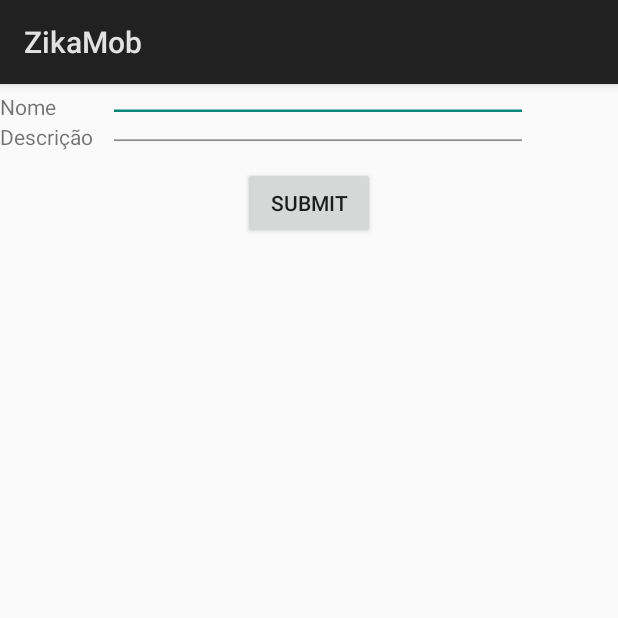
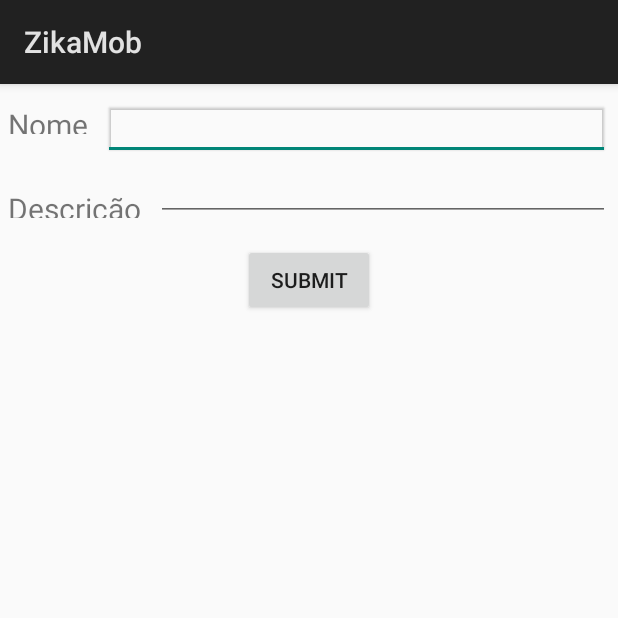
Before and after one commit to miltongneto/ZikaMob-Piloto, an Android app: the screen it shows after launch (CommunitationDBActivity), after a tap on "COMUNICAÇÃO BD", on a phone screen of 412 x 824 dp, the top half of it. Run offline under Robolectric (Android 15) with nearby library versions, the phone set to English and light mode, and no system bars; libraries missing offline, so code that uses them is left out: org.json.simple.

Commit message:
Funcionalidade de insercao de registro no bd (comunicao com servidor)

```diff
--- a/app/src/main/java/com/zika/lika/zikamob/CommunitationDBActivity.java
+++ b/app/src/main/java/com/zika/lika/zikamob/CommunitationDBActivity.java
@@ -3,6 +3,7 @@ package com.zika.lika.zikamob;
 import org.apache.http.HttpResponse;
 import org.apache.http.client.ClientProtocolException;
 import org.apache.http.client.methods.HttpGet;
+import org.apache.http.client.methods.HttpPost;
 import org.apache.http.impl.client.DefaultHttpClient;
 import org.json.JSONException;
 import org.json.JSONObject;
@@ -35,9 +36,11 @@ public class CommunitationDBActivity extends Activity {
     private EditText edt_description;
     private Button btn_submit;
 
+    private String name;
+    private String description;
 
-    private static String url_insert_test = "http://localhost/DB_Server/inserir_teste.php";
-    private static String url_select_test = "http://192.168.1.23/DB_Server/selecionar_teste.php?id=1";
+    private static String url_inserir_test = "http://192.168.25.10/DB_Server/inserir_teste.php?nome={name}&descricao={description}";
+    private static String url_select_test = "http://192.168.25.10/DB_Server/selecionar_teste.php?id=1";
     // JSON Node names
     private static final String TAG_SUCCESS = "success";
 
@@ -53,6 +56,8 @@ public class CommunitationDBActivity extends Activity {
         btn_submit.setOnClickListener(new View.OnClickListener() {
             @Override
             public void onClick(View view) {
+                name = edt_name.getText().toString();
+                description = edt_description.getText().toString();
                 new InsertTestTask().execute();
             }
         });
@@ -71,8 +76,10 @@ public class CommunitationDBActivity extends Activity {
             try {
 
                 HttpClient client = new DefaultHttpClient();
-                HttpGet request = new HttpGet();
-                request.setURI(new URI(url_select_test));
+                HttpPost request = new HttpPost();
+                //HttpGet request = new HttpGet();
+
+                request.setURI(new URI(url_inserir_test.replace("{name}", name).replace("{description}", description)));
                 HttpResponse response = client.execute(request);
 
                 BufferedReader in = new BufferedReader(new
@@ -82,8 +89,10 @@ public class CommunitationDBActivity extends Activity {
                 String line="";
 
                 while ((line = in.readLine()) != null) {
-                    sb.append(line);
-                    break;
+                    if (line.contains("success")) {
+                        sb.append(line);
+                     }
+                    //break;
                 }
 
                 in.close();
--- a/app/src/main/res/layout/activity_communitation_db.xml
+++ b/app/src/main/res/layout/activity_communitation_db.xml
@@ -8,52 +8,45 @@
     android:orientation="vertical">
 
     <LinearLayout
-        android:layout_width="wrap_content"
+        android:layout_width="match_parent"
         android:layout_height="wrap_content"
-        android:orientation="horizontal">
-
-        <LinearLayout
-            android:layout_width="wrap_content"
-            android:layout_height="wrap_content"
-            android:orientation="vertical"
-            android:layout_marginTop="5dp">
+        android:orientation="horizontal"
+        android:padding="5dp">
 
         <TextView
             android:text="Nome"
             android:layout_width="wrap_content"
             android:layout_height="20dp"
-                android:layout_marginRight="10dp"/>
+            android:layout_marginRight="10dp"
+            android:textSize="20dp"/>
 
+        <EditText
+            android:id="@+id/communication_edt_name"
+            android:layout_width="match_parent"
+            android:layout_height="wrap_content"
+            android:elevation="1dp" />
+
+    </LinearLayout>
+
+    <LinearLayout
+        android:layout_width="match_parent"
+        android:layout_height="wrap_content"
+        android:orientation="horizontal"
+        android:padding="5dp">
 
         <TextView
             android:layout_width="wrap_content"
             android:layout_height="20dp"
             android:text="Descrição"
+            android:textSize="20dp"
             android:layout_marginRight="10dp"/>
-
-        </LinearLayout>
-
-
-
-        <LinearLayout
-            android:layout_width="wrap_content"
-            android:layout_height="wrap_content"
-            android:orientation="vertical"
-            android:layout_marginTop="5dp">
 
 
         <EditText
-                android:id="@+id/communication_edt_name"
-                android:layout_width="280dp"
-                android:layout_height="20dp" />
-
-            <EditText
             android:id="@+id/communication_edt_description"
-                android:layout_width="280dp"
-                android:layout_height="20dp"
-                android:gravity="right"/>
-
-        </LinearLayout>
+            android:layout_width="match_parent"
+            android:layout_height="30dp"
+            android:gravity="bottom" />
 
     </LinearLayout>
 
```
Lines whose indentation alone changed are shown as unchanged.
